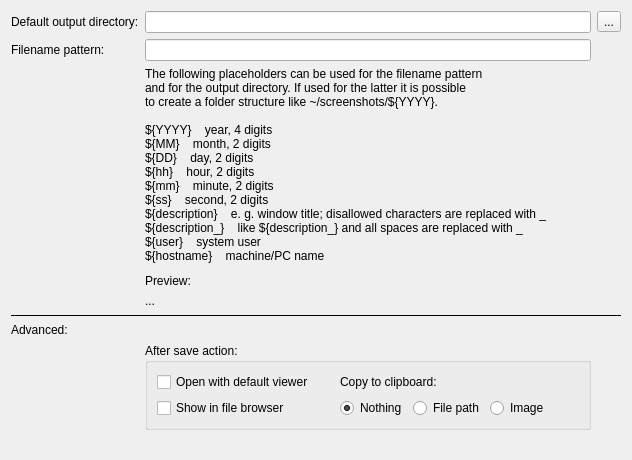
Old version of the form src/lib/kreenshoteditor/ui/settings/pageoutput.ui in the repository KDE/kreenshot-editor.
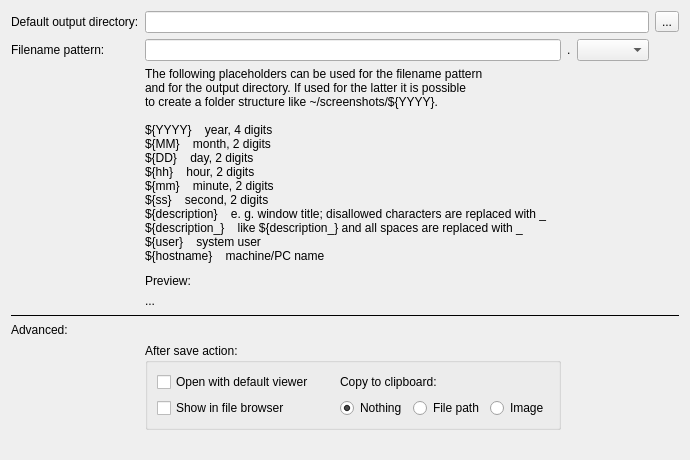
New version of the form.

Commit message: PageOutput: add combobox

```diff
--- a/src/lib/kreenshoteditor/ui/settings/pageoutput.ui
+++ b/src/lib/kreenshoteditor/ui/settings/pageoutput.ui
@@ -14,7 +14,7 @@
    <string>Output</string>
   </property>
   <layout class="QGridLayout" name="gridLayout">
-   <item row="6" column="0" colspan="3">
+   <item row="7" column="0" colspan="5">
     <widget class="Line" name="line">
      <property name="frameShadow">
       <enum>QFrame::Plain</enum>
@@ -24,7 +24,7 @@
      </property>
     </widget>
    </item>
-   <item row="1" column="0">
+   <item row="2" column="0">
     <widget class="QLabel" name="label_2">
      <property name="text">
       <string>Filename pattern:</string>
@@ -38,13 +38,10 @@
      </property>
     </widget>
    </item>
-   <item row="0" column="1">
-    <widget class="QLineEdit" name="lineEditOutputDirectory"/>
-   </item>
-   <item row="1" column="1">
+   <item row="2" column="1">
     <widget class="QLineEdit" name="lineEditFilenamePattern"/>
    </item>
-   <item row="9" column="1">
+   <item row="10" column="1">
     <spacer name="verticalSpacer">
      <property name="orientation">
       <enum>Qt::Vertical</enum>
@@ -57,21 +54,21 @@
      </property>
     </spacer>
    </item>
-   <item row="4" column="1">
+   <item row="5" column="1">
     <widget class="QLabel" name="label_4">
      <property name="text">
       <string>Preview:</string>
      </property>
     </widget>
    </item>
-   <item row="5" column="1">
+   <item row="6" column="1">
     <widget class="QLabel" name="labelPreview">
      <property name="text">
       <string>...</string>
      </property>
     </widget>
    </item>
-   <item row="3" column="1">
+   <item row="4" column="1">
     <spacer name="verticalSpacer_2">
      <property name="orientation">
       <enum>Qt::Vertical</enum>
@@ -87,14 +84,14 @@
      </property>
     </spacer>
    </item>
-   <item row="0" column="2">
+   <item row="0" column="4">
     <widget class="QToolButton" name="toolButtonChooseDirectory">
      <property name="text">
       <string>...</string>
      </property>
     </widget>
    </item>
-   <item row="2" column="1" colspan="2">
+   <item row="3" column="1" colspan="4">
     <widget class="QLabel" name="label_3">
      <property name="text">
       <string>The following placeholders can be used for the filename pattern
@@ -114,14 +111,14 @@
      </property>
     </widget>
    </item>
-   <item row="7" column="0">
+   <item row="8" column="0">
     <widget class="QLabel" name="label_5">
      <property name="text">
       <string>Advanced:</string>
      </property>
     </widget>
    </item>
-   <item row="8" column="1">
+   <item row="9" column="1">
     <widget class="QGroupBox" name="groupBox">
      <property name="title">
       <string>After save action:</string>
@@ -212,6 +209,19 @@
      <zorder>radioButtonAfterSaveClipboardNothing</zorder>
     </widget>
    </item>
+   <item row="2" column="2">
+    <widget class="QLabel" name="label_7">
+     <property name="text">
+      <string>.</string>
+     </property>
+    </widget>
+   </item>
+   <item row="0" column="1" colspan="3">
+    <widget class="QLineEdit" name="lineEditOutputDirectory"/>
+   </item>
+   <item row="2" column="3">
+    <widget class="QComboBox" name="comboBoxImageFileExt"/>
+   </item>
   </layout>
  </widget>
  <resources/>
```
